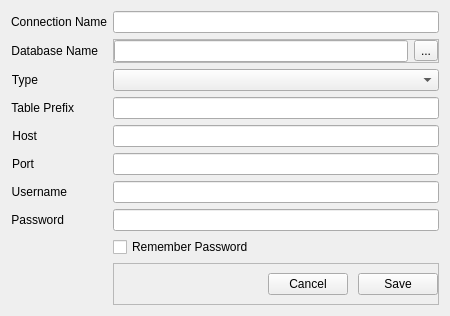
First picture: the form in DbConnectionForm.ui, repository mosling/SQLReport, before the edit.
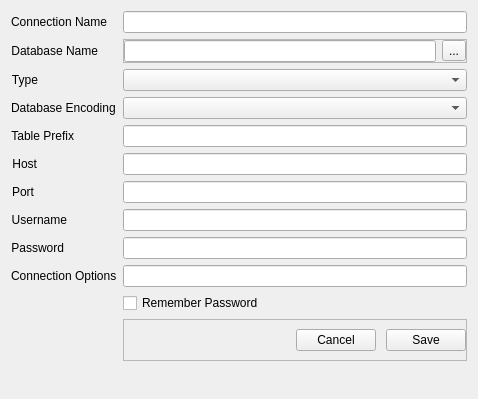
Second picture: the form after the edit.

Patch:
```diff
--- a/DbConnectionForm.ui
+++ b/DbConnectionForm.ui
@@ -6,8 +6,8 @@
    <rect>
     <x>0</x>
     <y>0</y>
-    <width>450</width>
-    <height>296</height>
+    <width>478</width>
+    <height>399</height>
    </rect>
   </property>
   <property name="windowTitle">
@@ -71,7 +71,11 @@
        <number>0</number>
       </property>
       <item>
-       <widget class="QLineEdit" name="lineEditDbName"/>
+       <widget class="QLineEdit" name="lineEditDbName">
+        <property name="toolTip">
+         <string>Name of database (filename or simple name using a database server)</string>
+        </property>
+       </widget>
       </item>
       <item>
        <widget class="QToolButton" name="toolButtonName">
@@ -102,7 +106,7 @@
    <item row="2" column="1">
     <widget class="QComboBox" name="cbDbType"/>
    </item>
-   <item row="3" column="0">
+   <item row="4" column="0">
     <widget class="QLabel" name="labelTablePrefix">
      <property name="font">
       <font>
@@ -118,30 +122,15 @@
      </property>
     </widget>
    </item>
-   <item row="3" column="1">
-    <widget class="QLineEdit" name="lineEditTablePrefix"/>
-   </item>
-   <item row="4" column="0">
-    <widget class="QLabel" name="labelHost">
-     <property name="font">
-      <font>
-       <family>Tahoma</family>
-       <pointsize>9</pointsize>
-      </font>
-     </property>
-     <property name="text">
-      <string>Host</string>
-     </property>
-     <property name="alignment">
-      <set>Qt::AlignRight|Qt::AlignTrailing|Qt::AlignVCenter</set>
-     </property>
-    </widget>
-   </item>
    <item row="4" column="1">
-    <widget class="QLineEdit" name="lineEditHost"/>
+    <widget class="QLineEdit" name="lineEditTablePrefix">
+     <property name="toolTip">
+      <string>Can be used by variable ${_tableprefix}.</string>
+     </property>
+    </widget>
    </item>
    <item row="5" column="0">
-    <widget class="QLabel" name="labelPort">
+    <widget class="QLabel" name="labelHost">
      <property name="font">
       <font>
        <family>Tahoma</family>
@@ -149,7 +138,7 @@
       </font>
      </property>
      <property name="text">
-      <string>Port</string>
+      <string>Host</string>
      </property>
      <property name="alignment">
       <set>Qt::AlignRight|Qt::AlignTrailing|Qt::AlignVCenter</set>
@@ -157,10 +146,14 @@
     </widget>
    </item>
    <item row="5" column="1">
-    <widget class="QLineEdit" name="lineEditPort"/>
+    <widget class="QLineEdit" name="lineEditHost">
+     <property name="toolTip">
+      <string>The hostname or IP address.</string>
+     </property>
+    </widget>
    </item>
    <item row="6" column="0">
-    <widget class="QLabel" name="labelUser">
+    <widget class="QLabel" name="labelPort">
      <property name="font">
       <font>
        <family>Tahoma</family>
@@ -168,7 +161,7 @@
       </font>
      </property>
      <property name="text">
-      <string>Username</string>
+      <string>Port</string>
      </property>
      <property name="alignment">
       <set>Qt::AlignRight|Qt::AlignTrailing|Qt::AlignVCenter</set>
@@ -176,9 +169,36 @@
     </widget>
    </item>
    <item row="6" column="1">
-    <widget class="QLineEdit" name="lineEditUser"/>
+    <widget class="QLineEdit" name="lineEditPort">
+     <property name="toolTip">
+      <string>The port for the database server.</string>
+     </property>
+    </widget>
    </item>
    <item row="7" column="0">
+    <widget class="QLabel" name="labelUser">
+     <property name="font">
+      <font>
+       <family>Tahoma</family>
+       <pointsize>9</pointsize>
+      </font>
+     </property>
+     <property name="text">
+      <string>Username</string>
+     </property>
+     <property name="alignment">
+      <set>Qt::AlignRight|Qt::AlignTrailing|Qt::AlignVCenter</set>
+     </property>
+    </widget>
+   </item>
+   <item row="7" column="1">
+    <widget class="QLineEdit" name="lineEditUser">
+     <property name="toolTip">
+      <string>Username to login into database.</string>
+     </property>
+    </widget>
+   </item>
+   <item row="8" column="0">
     <widget class="QLabel" name="labelPassword">
      <property name="font">
       <font>
@@ -194,14 +214,14 @@
      </property>
     </widget>
    </item>
-   <item row="7" column="1">
+   <item row="8" column="1">
     <widget class="QLineEdit" name="lineEditPassword">
      <property name="echoMode">
       <enum>QLineEdit::PasswordEchoOnEdit</enum>
      </property>
     </widget>
    </item>
-   <item row="8" column="1">
+   <item row="10" column="1">
     <widget class="QCheckBox" name="checkBoxPasswordSave">
      <property name="font">
       <font>
@@ -214,7 +234,7 @@
      </property>
     </widget>
    </item>
-   <item row="9" column="1">
+   <item row="11" column="1">
     <widget class="QFrame" name="frame">
      <property name="frameShape">
       <enum>QFrame::StyledPanel</enum>
@@ -298,6 +318,46 @@
      </layout>
     </widget>
    </item>
+   <item row="9" column="1">
+    <widget class="QLineEdit" name="lineEditOptions">
+     <property name="toolTip">
+      <string>&lt;html&gt;&lt;head/&gt;&lt;body&gt;&lt;p&gt;Option1|Option2|...&lt;/p&gt;&lt;/body&gt;&lt;/html&gt;</string>
+     </property>
+    </widget>
+   </item>
+   <item row="9" column="0">
+    <widget class="QLabel" name="labelOptions">
+     <property name="font">
+      <font>
+       <family>Tahoma</family>
+       <pointsize>9</pointsize>
+      </font>
+     </property>
+     <property name="text">
+      <string>Connection Options</string>
+     </property>
+    </widget>
+   </item>
+   <item row="3" column="0">
+    <widget class="QLabel" name="labelDbEncoding">
+     <property name="font">
+      <font>
+       <family>Tahoma</family>
+       <pointsize>9</pointsize>
+      </font>
+     </property>
+     <property name="text">
+      <string>Database Encoding</string>
+     </property>
+    </widget>
+   </item>
+   <item row="3" column="1">
+    <widget class="QComboBox" name="cbDbEncoding">
+     <property name="toolTip">
+      <string>The encoding for the database results to convert to UTF-8</string>
+     </property>
+    </widget>
+   </item>
   </layout>
  </widget>
  <tabstops>
```
Left out of the diff: 15 changed lines with no effect on the pictures.
